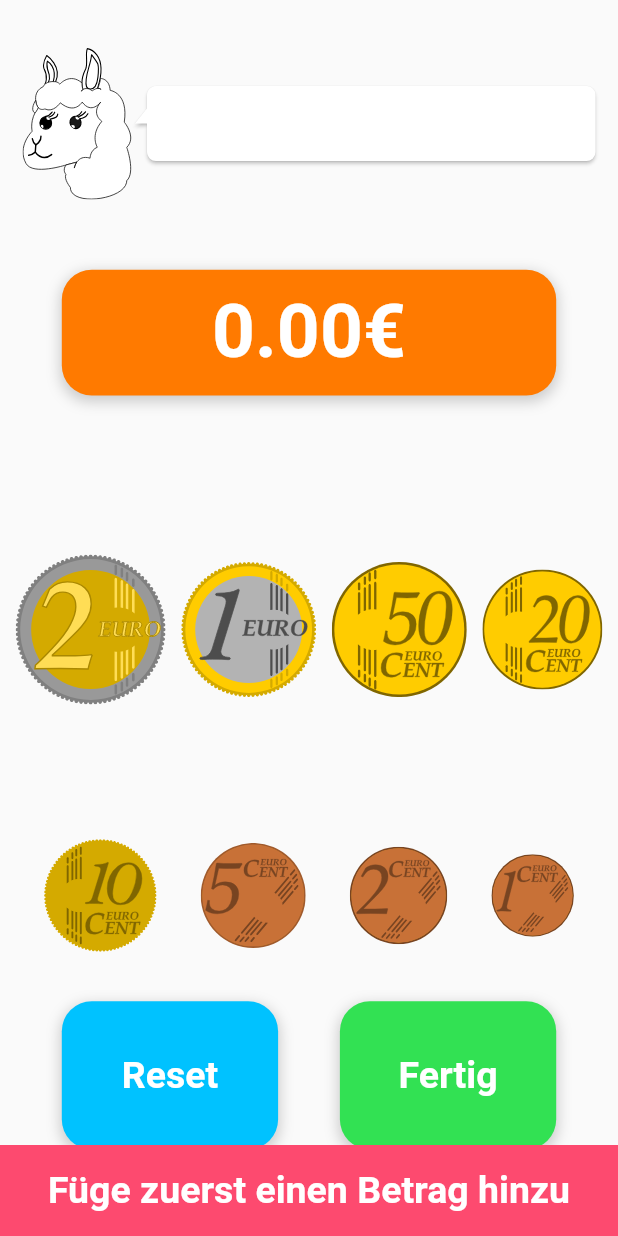
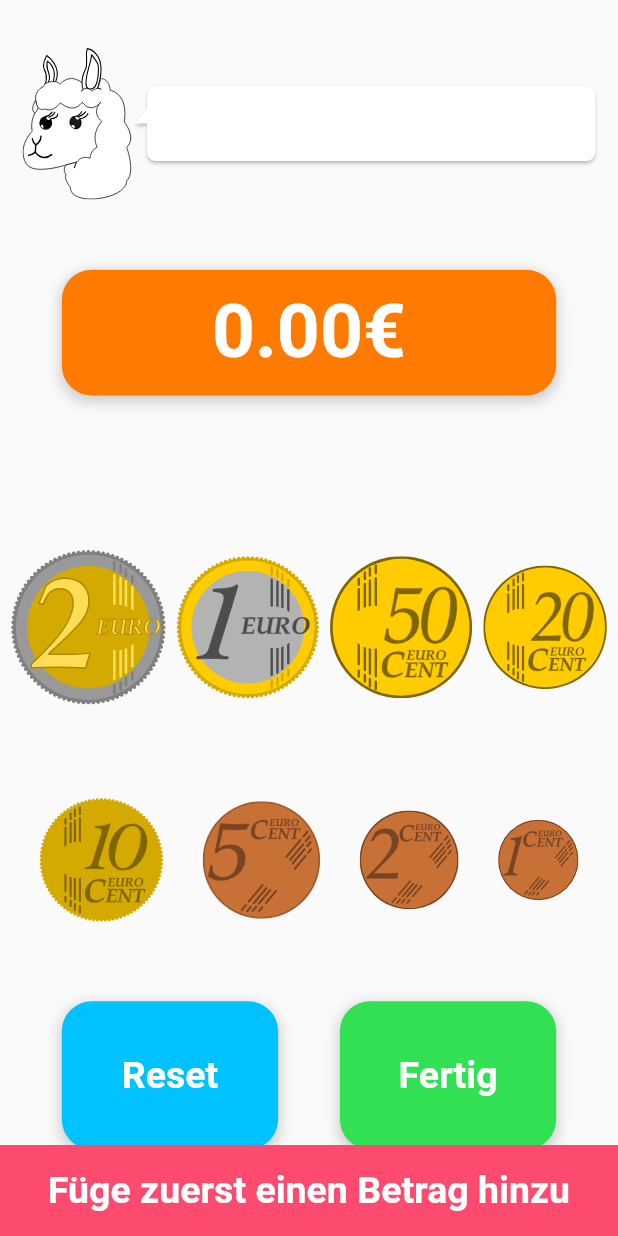
Before and after one commit to thm-mni-ii/lama, a Flutter app: the MoneyTaskScreen widget shown alone on an empty page, opened directly with empty values, after a tap on "Reset", on a phone screen of 412 x 824 dp. Run offline on Flutter 3.47's test engine with Material 2 defaults, Android fonts, the phone set to English and light mode, and no system bars; drawn by our look-alikes of bubble; our stand-ins replace audioplayers, bloc, equatable, flutter_bloc, flutter_markdown, flutter_svg and 2 more; missing offline and left inert: flame; accounts and stored records are empty; Roboto replaces fonts that are missing (Ubuntu); statements that could not run were skipped; project files that could hold a hidden picture were left out.

Commit message:
Changend Coins size to Constraints
Coins now adjust to screensize.
Changend some small allingments and padding.

```diff
--- a/lama_app/lib/app/screens/task_type_screens/money_task_screen.dart
+++ b/lama_app/lib/app/screens/task_type_screens/money_task_screen.dart
@@ -27,13 +27,10 @@ class MoneyTaskState extends State<MoneyTaskScreen> {
   final TaskMoney task;
   final BoxConstraints constraints;
   double finalMoneyAmount;
-  List <double> deletinons = [];
-
-  //String currentAmountString;
+  List<double> deletions = [];
 
   MoneyTaskState(this.task, this.constraints) {
     finalMoneyAmount = currentAmountDouble;
-    //currentAmountString = currentAmountDouble.toString() + "€";
   }
 
   @override
@@ -118,11 +115,11 @@ class MoneyTaskState extends State<MoneyTaskScreen> {
                 child: SvgPicture.asset(
                   "assets/images/svg/EuroCoins/2_Euro.svg",
                   semanticsLabel: "Zwei Euro",
-                  width: 100,
+                  width: (constraints.maxWidth / 100) * 25,
                 ),
                 onTap: () {
                   setState(() {
-                    deletinons.add(2);
+                    deletions.add(2);
                     currentAmountDouble = currentAmountDouble + 2;
                   });
                 },
@@ -131,11 +128,11 @@ class MoneyTaskState extends State<MoneyTaskScreen> {
                 child: SvgPicture.asset(
                   "assets/images/svg/EuroCoins/1_Euro.svg",
                   semanticsLabel: "Ein Euro",
-                  width: 90,
+                  width: (constraints.maxWidth / 100) * 23,
                 ),
                 onTap: () {
                   setState(() {
-                    deletinons.add(1);
+                    deletions.add(1);
                     currentAmountDouble = currentAmountDouble + 1;
                   });
                 },
@@ -144,11 +141,11 @@ class MoneyTaskState extends State<MoneyTaskScreen> {
                 child: SvgPicture.asset(
                   "assets/images/svg/EuroCoins/50_Cent.svg",
                   semanticsLabel: "Fünfzig Cent",
-                  width: 90,
+                  width: (constraints.maxWidth / 100) * 23,
                 ),
                 onTap: () {
                   setState(() {
-                    deletinons.add(0.5);
+                    deletions.add(0.5);
                     currentAmountDouble = currentAmountDouble + 0.5;
                   });
                 },
@@ -157,11 +154,11 @@ class MoneyTaskState extends State<MoneyTaskScreen> {
                 child: SvgPicture.asset(
                   "assets/images/svg/EuroCoins/20_Cent.svg",
                   semanticsLabel: "Zwanzig Cent",
-                  width: 80,
+                  width: (constraints.maxWidth / 100) * 20,
                 ),
                 onTap: () {
                   setState(() {
-                    deletinons.add(0.2);
+                    deletions.add(0.2);
                     currentAmountDouble = currentAmountDouble + 0.2;
                   });
                 },
@@ -173,6 +170,7 @@ class MoneyTaskState extends State<MoneyTaskScreen> {
       //10, 5, 2, 1
       Container(
         height: (constraints.maxHeight / 100) * 20,
+        padding: EdgeInsets.only(bottom: 20),
         //color: LamaColors.orangeAccent,
         child: Align(
           alignment: Alignment.bottomCenter,
@@ -183,11 +181,11 @@ class MoneyTaskState extends State<MoneyTaskScreen> {
                 child: SvgPicture.asset(
                   "assets/images/svg/EuroCoins/10_Cent.svg",
                   semanticsLabel: "Zehn Cent",
-                  width: 75,
+                  width: (constraints.maxWidth / 100) * 20,
                 ),
                 onTap: () {
                   setState(() {
-                    deletinons.add(0.1);
+                    deletions.add(0.1);
                     currentAmountDouble = currentAmountDouble + 0.1;
                   });
                 },
@@ -196,11 +194,11 @@ class MoneyTaskState extends State<MoneyTaskScreen> {
                 child: SvgPicture.asset(
                   "assets/images/svg/EuroCoins/5_Cent.svg",
                   semanticsLabel: "Fünf Cent",
-                  width: 70,
+                  width: (constraints.maxWidth / 100) * 19,
                 ),
                 onTap: () {
                   setState(() {
-                    deletinons.add(0.05);
+                    deletions.add(0.05);
                     currentAmountDouble = currentAmountDouble + 0.05;
                   });
                 },
@@ -209,11 +207,11 @@ class MoneyTaskState extends State<MoneyTaskScreen> {
                 child: SvgPicture.asset(
                   "assets/images/svg/EuroCoins/2_Cent.svg",
                   semanticsLabel: "Zwei Cent",
-                  width: 65,
+                  width: (constraints.maxWidth / 100) * 16,
                 ),
                 onTap: () {
                   setState(() {
-                    deletinons.add(0.02);
+                    deletions.add(0.02);
                     currentAmountDouble = currentAmountDouble + 0.02;
                   });
                 },
@@ -222,11 +220,11 @@ class MoneyTaskState extends State<MoneyTaskScreen> {
                 child: SvgPicture.asset(
                   "assets/images/svg/EuroCoins/1_Cent.svg",
                   semanticsLabel: "Ein Cent",
-                  width: 55,
+                  width: (constraints.maxWidth / 100) * 13,
                 ),
                 onTap: () {
                   setState(() {
-                    deletinons.add(0.01);
+                    deletions.add(0.01);
                     currentAmountDouble = currentAmountDouble + 0.01;
                   });
                 },
@@ -268,21 +266,21 @@ class MoneyTaskState extends State<MoneyTaskScreen> {
                   ),
                   onTap: () {
                     setState(() {
-                      if(deletinons.isNotEmpty) {
-                        currentAmountDouble = currentAmountDouble - deletinons.last;
-                        deletinons.removeLast();
-                      }
-                      else{
+                      if (deletions.isNotEmpty) {
+                        currentAmountDouble =
+                            currentAmountDouble - deletions.last;
+                        deletions.removeLast();
+                      } else {
                         ScaffoldMessenger.of(context).showSnackBar(
                           SnackBar(
-                            content:
-                            Container(
+                            content: Container(
                                 height: (constraints.maxHeight / 100) * 4,
                                 alignment: Alignment.bottomCenter,
                                 child: Center(
                                     child: FittedBox(
                                   fit: BoxFit.fitWidth,
-                                      child: Text("Füge zuerst einen Betrag hinzu",
+                                  child: Text(
+                                    "Füge zuerst einen Betrag hinzu",
                                     style: LamaTextTheme.getStyle(),
                                     textAlign: TextAlign.center,
                                   ),
@@ -321,9 +319,10 @@ class MoneyTaskState extends State<MoneyTaskScreen> {
                   onTap: () {
                     finalMoneyAmount = currentAmountDouble;
                     currentAmountDouble = 0;
-                  deletinons.clear();
+                    deletions.clear();
                     print(finalMoneyAmount);
-                  BlocProvider.of<TaskBloc>(context).add(AnswerTaskEvent.initMoneyTask(finalMoneyAmount));
+                    BlocProvider.of<TaskBloc>(context)
+                        .add(AnswerTaskEvent.initMoneyTask(finalMoneyAmount));
                   },
                 ),
               )
```
Lines whose indentation alone changed are shown as unchanged.
